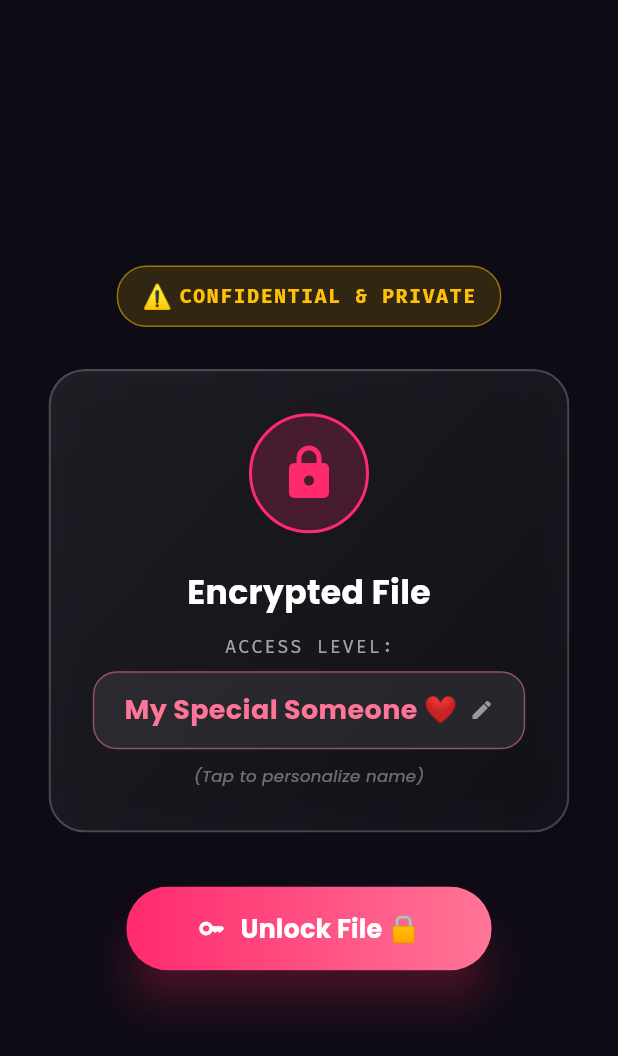
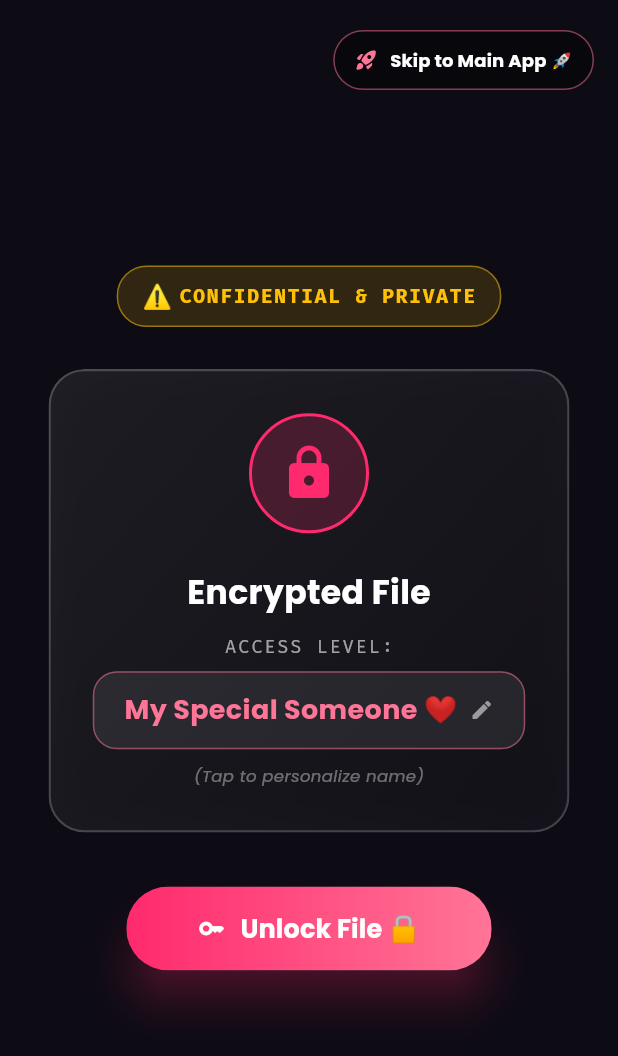
Before and after one commit to sesakilhossen302/LoveOS, a Flutter app: the screen it shows after launch, swiped to page 2, on a phone screen of 412 x 824 dp. Shown: the top 1056 px of the screen. Run offline on Flutter 3.47's test engine with Material 3 defaults, Android fonts, the phone set to English and light mode, and no system bars; drawn by our look-alikes of flutter_animate; our stand-ins replace google_fonts, percent_indicator.

Commit message:
Deploy Skip to Main App button and cache-busting web build

```diff
--- a/lib/screens/03_terminal_screen.dart
+++ b/lib/screens/03_terminal_screen.dart
@@ -267,7 +267,7 @@ class _TerminalScreenState extends State<TerminalScreen> {
                       mainAxisSize: MainAxisSize.min,
                       children: [
                         Text(
-                          'Continue',
+                          'Enter Main App 🚀',
                           style: GoogleFonts.poppins(
                             fontSize: 17,
                             fontWeight: FontWeight.bold,
--- a/lib/screens/onboarding/onboarding_screen.dart
+++ b/lib/screens/onboarding/onboarding_screen.dart
@@ -1,7 +1,9 @@
 import 'package:flutter/material.dart';
+import 'package:google_fonts/google_fonts.dart';
 import 'package:provider/provider.dart';
 
 import '../../core/app_state.dart';
+import '../../core/theme.dart';
 import '../01_splash_screen.dart';
 import '../02_security_screen.dart';
 import '../03_terminal_screen.dart';
@@ -36,7 +38,10 @@ class _OnboardingScreenState extends State<OnboardingScreen> {
 
   @override
   Widget build(BuildContext context) {
-    return PageView(
+    return Scaffold(
+      body: Stack(
+        children: [
+          PageView(
             controller: _pageController,
             physics: const NeverScrollableScrollPhysics(),
             children: [
@@ -44,6 +49,43 @@ class _OnboardingScreenState extends State<OnboardingScreen> {
               SecurityScreen(onUnlock: _nextStep),
               TerminalScreen(onContinue: _finishOnboarding),
             ],
+          ),
+
+          // Top Right Skip to Main App Button
+          SafeArea(
+            child: Align(
+              alignment: Alignment.topRight,
+              child: Padding(
+                padding: const EdgeInsets.all(16.0),
+                child: TextButton.icon(
+                  onPressed: _finishOnboarding,
+                  style: TextButton.styleFrom(
+                    backgroundColor: Colors.black.withOpacity(0.4),
+                    padding: const EdgeInsets.symmetric(
+                        horizontal: 14, vertical: 8),
+                    shape: RoundedRectangleBorder(
+                      borderRadius: BorderRadius.circular(20),
+                      side: BorderSide(
+                        color: LoveTheme.secondaryRose.withOpacity(0.5),
+                      ),
+                    ),
+                  ),
+                  icon: const Icon(Icons.rocket_launch_rounded,
+                      color: LoveTheme.secondaryRose, size: 16),
+                  label: Text(
+                    'Skip to Main App 🚀',
+                    style: GoogleFonts.poppins(
+                      fontSize: 12,
+                      fontWeight: FontWeight.bold,
+                      color: Colors.white,
+                    ),
+                  ),
+                ),
+              ),
+            ),
+          ),
+        ],
+      ),
     );
   }
 }
```
Also changed, not shown: 5 other files. Lines whose indentation alone changed are shown as unchanged.
